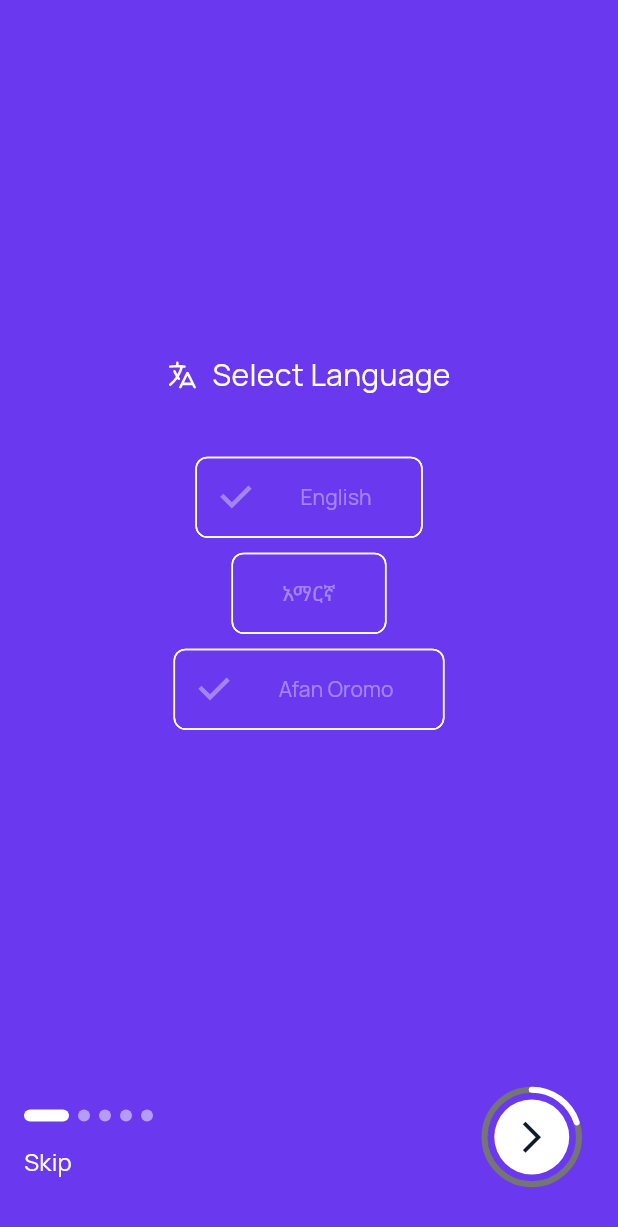
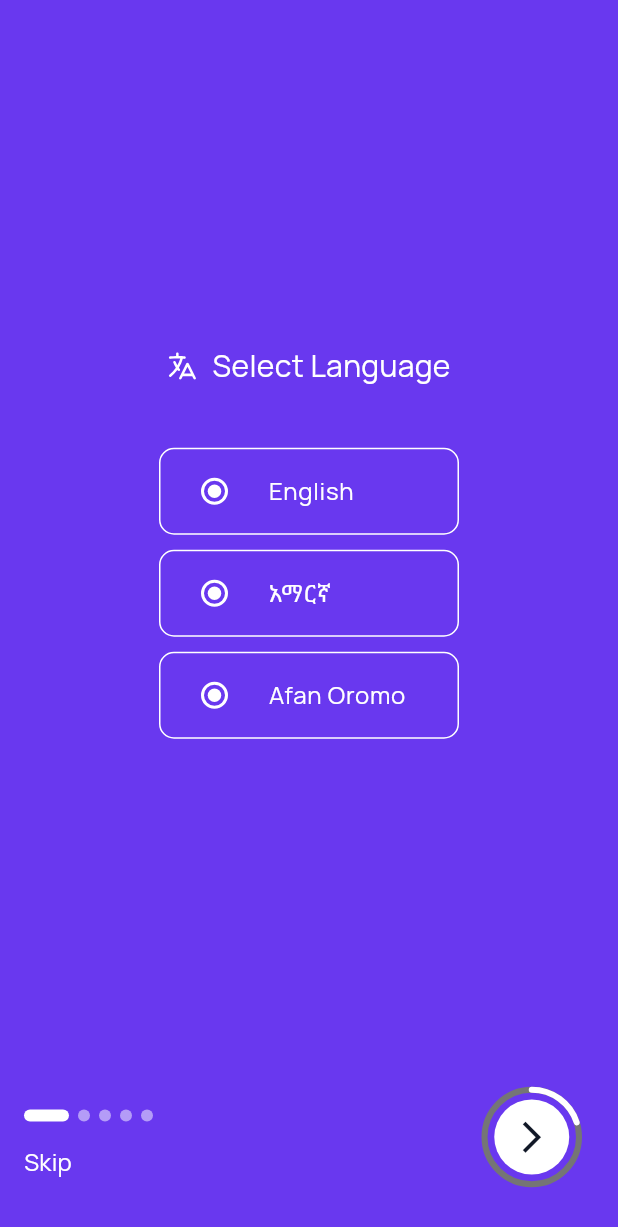
Before and after one commit to Guest-Home/GuestHome-mobile-app, a Flutter app: the screen it shows after launch, on a phone screen of 412 x 824 dp. Shown: the top 1227 px of the screen. Run offline on Flutter 3.47's test engine with Material 3 defaults, Android fonts, the phone set to English and light mode, and no system bars; our stand-ins replace bloc, equatable, flutter_bloc, flutter_svg, go_router.

Commit message:
onboarding screen

```diff
--- a/lib/features/onbording/presentation/pages/onbording.dart
+++ b/lib/features/onbording/presentation/pages/onbording.dart
@@ -58,19 +58,26 @@ class _OnBordingState extends State<OnBording>
                                   ),
                                 ],
                               ),
+
                               Column(
                                  spacing: 10,
                                    children:List.generate(3,(index) =>
-                                        ChoiceChip(label:Text(state.language[index]),
-                                                                            elevation: 0,
-                                                                            backgroundColor: ColorConstant.primaryColor,
-                                                                            side: BorderSide(color: Colors.white),
-                                                                            checkmarkColor: Colors.white,
-                                                                            labelStyle: TextStyle(color: Colors.white),
-                                                                            selectedColor: ColorConstant.primaryColor,
-                                                                            disabledColor: ColorConstant.primaryColor,
-                                                                            labelPadding: const EdgeInsets.symmetric(horizontal:25, vertical: 8.0),
-                                                                            selected:index.isEven? true:false),
+                                       Container(
+                                           width:200,
+                                           decoration: BoxDecoration(
+                                               borderRadius: BorderRadius.circular(10),
+                                               shape: BoxShape.rectangle,
+                                               border: Border.all(color: Colors.white)
+                                           ),
+                                           child: RadioListTile.adaptive(value: true,
+                                             activeColor: Colors.white,
+                                             selected: index.isEven?true:false,
+                                             title: Text(state.language[index],style: TextStyle(color: Colors.white),),
+                                             groupValue:true,
+                                             onChanged:(value) {
+
+                                             },)),
+
                                        )),
                             ],
                           ),
```
